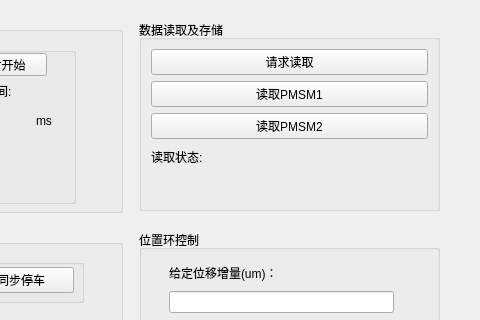
This is mainwindow.ui in whitekiteoversea/PCSyncController as Qt 5 draws it before an edit; both pictures show x 661 to 1141 and y 0 to 320 of the 1141 by 861 pixel window. The edited form follows.
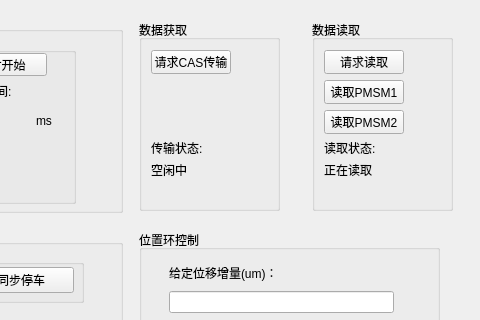
This is the edited form. Custom widgets are drawn as their Qt base class.

```diff
--- a/mainwindow.ui
+++ b/mainwindow.ui
@@ -503,80 +503,6 @@
      </layout>
     </widget>
    </widget>
-   <widget class="QGroupBox" name="groupBox_7">
-    <property name="geometry">
-     <rect>
-      <x>800</x>
-      <y>20</y>
-      <width>301</width>
-      <height>191</height>
-     </rect>
-    </property>
-    <property name="sizePolicy">
-     <sizepolicy hsizetype="Expanding" vsizetype="Expanding">
-      <horstretch>0</horstretch>
-      <verstretch>0</verstretch>
-     </sizepolicy>
-    </property>
-    <property name="minimumSize">
-     <size>
-      <width>141</width>
-      <height>151</height>
-     </size>
-    </property>
-    <property name="title">
-     <string>数据读取及存储</string>
-    </property>
-    <layout class="QVBoxLayout" name="verticalLayout_3">
-     <item>
-      <widget class="QPushButton" name="pushButton_6">
-       <property name="text">
-        <string>请求读取</string>
-       </property>
-      </widget>
-     </item>
-     <item>
-      <widget class="QPushButton" name="StorePMSM1">
-       <property name="text">
-        <string>读取PMSM1</string>
-       </property>
-      </widget>
-     </item>
-     <item>
-      <widget class="QPushButton" name="StorePMSM2">
-       <property name="text">
-        <string>读取PMSM2</string>
-       </property>
-      </widget>
-     </item>
-     <item>
-      <widget class="QLabel" name="label_30">
-       <property name="sizePolicy">
-        <sizepolicy hsizetype="Fixed" vsizetype="Preferred">
-         <horstretch>0</horstretch>
-         <verstretch>0</verstretch>
-        </sizepolicy>
-       </property>
-       <property name="text">
-        <string>读取状态:</string>
-       </property>
-      </widget>
-     </item>
-     <item>
-      <widget class="QLabel" name="label_29">
-       <property name="sizePolicy">
-        <sizepolicy hsizetype="Fixed" vsizetype="Preferred">
-         <horstretch>0</horstretch>
-         <verstretch>0</verstretch>
-        </sizepolicy>
-       </property>
-       <property name="text">
-        <string/>
-       </property>
-      </widget>
-     </item>
-    </layout>
-   </widget>
    <widget class="QGroupBox" name="groupBox_8">
     <property name="geometry">
      <rect>
@@ -925,6 +851,235 @@
      </property>
     </widget>
    </widget>
+   <widget class="QWidget" name="">
+    <property name="geometry">
+     <rect>
+      <x>800</x>
+      <y>20</y>
+      <width>314</width>
+      <height>191</height>
+     </rect>
+    </property>
+    <layout class="QHBoxLayout" name="horizontalLayout">
+     <item>
+      <widget class="QGroupBox" name="groupBox_7">
+       <property name="sizePolicy">
+        <sizepolicy hsizetype="Expanding" vsizetype="Expanding">
+         <horstretch>0</horstretch>
+         <verstretch>0</verstretch>
+        </sizepolicy>
+       </property>
+       <property name="minimumSize">
+        <size>
+         <width>141</width>
+         <height>151</height>
+        </size>
+       </property>
+       <property name="title">
+        <string>数据获取</string>
+       </property>
+       <widget class="QPushButton" name="readCAS">
+        <property name="geometry">
+         <rect>
+          <x>12</x>
+          <y>30</y>
+          <width>80</width>
+          <height>24</height>
+         </rect>
+        </property>
+        <property name="text">
+         <string>请求CAS传输</string>
+        </property>
+       </widget>
+       <widget class="QLabel" name="CASUploadStatus">
+        <property name="geometry">
+         <rect>
+          <x>12</x>
+          <y>142</y>
+          <width>51</width>
+          <height>16</height>
+         </rect>
+        </property>
+        <property name="sizePolicy">
+         <sizepolicy hsizetype="Fixed" vsizetype="Preferred">
+          <horstretch>0</horstretch>
+          <verstretch>0</verstretch>
+         </sizepolicy>
+        </property>
+        <property name="text">
+         <string>空闲中</string>
+        </property>
+       </widget>
+       <widget class="QLabel" name="label_29">
+        <property name="geometry">
+         <rect>
+          <x>12</x>
+          <y>164</y>
+          <width>16</width>
+          <height>16</height>
+         </rect>
+        </property>
+        <property name="sizePolicy">
+         <sizepolicy hsizetype="Fixed" vsizetype="Preferred">
+          <horstretch>0</horstretch>
+          <verstretch>0</verstretch>
+         </sizepolicy>
+        </property>
+        <property name="text">
+         <string/>
+        </property>
+       </widget>
+       <widget class="QLabel" name="label_35">
+        <property name="geometry">
+         <rect>
+          <x>12</x>
+          <y>120</y>
+          <width>51</width>
+          <height>16</height>
+         </rect>
+        </property>
+        <property name="sizePolicy">
+         <sizepolicy hsizetype="Fixed" vsizetype="Preferred">
+          <horstretch>0</horstretch>
+          <verstretch>0</verstretch>
+         </sizepolicy>
+        </property>
+        <property name="text">
+         <string>传输状态:</string>
+        </property>
+       </widget>
+      </widget>
+     </item>
+     <item>
+      <spacer name="horizontalSpacer_5">
+       <property name="orientation">
+        <enum>Qt::Horizontal</enum>
+       </property>
+       <property name="sizeHint" stdset="0">
+        <size>
+         <width>18</width>
+         <height>20</height>
+        </size>
+       </property>
+      </spacer>
+     </item>
+     <item>
+      <widget class="QGroupBox" name="groupBox_11">
+       <property name="sizePolicy">
+        <sizepolicy hsizetype="Expanding" vsizetype="Expanding">
+         <horstretch>0</horstretch>
+         <verstretch>0</verstretch>
+        </sizepolicy>
+       </property>
+       <property name="minimumSize">
+        <size>
+         <width>141</width>
+         <height>151</height>
+        </size>
+       </property>
+       <property name="title">
+        <string>数据读取</string>
+       </property>
+       <widget class="QPushButton" name="readFile">
+        <property name="geometry">
+         <rect>
+          <x>12</x>
+          <y>30</y>
+          <width>80</width>
+          <height>24</height>
+         </rect>
+        </property>
+        <property name="text">
+         <string>请求读取</string>
+        </property>
+       </widget>
+       <widget class="QPushButton" name="StorePMSM1">
+        <property name="geometry">
+         <rect>
+          <x>12</x>
+          <y>60</y>
+          <width>80</width>
+          <height>24</height>
+         </rect>
+        </property>
+        <property name="text">
+         <string>读取PMSM1</string>
+        </property>
+       </widget>
+       <widget class="QPushButton" name="StorePMSM2">
+        <property name="geometry">
+         <rect>
+          <x>12</x>
+          <y>90</y>
+          <width>80</width>
+          <height>24</height>
+         </rect>
+        </property>
+        <property name="text">
+         <string>读取PMSM2</string>
+        </property>
+       </widget>
+       <widget class="QLabel" name="label_36">
+        <property name="geometry">
+         <rect>
+          <x>12</x>
+          <y>142</y>
+          <width>51</width>
+          <height>16</height>
+         </rect>
+        </property>
+        <property name="sizePolicy">
+         <sizepolicy hsizetype="Fixed" vsizetype="Preferred">
+          <horstretch>0</horstretch>
+          <verstretch>0</verstretch>
+         </sizepolicy>
+        </property>
+        <property name="text">
+         <string>正在读取</string>
+        </property>
+       </widget>
+       <widget class="QLabel" name="label_37">
+        <property name="geometry">
+         <rect>
+          <x>12</x>
+          <y>164</y>
+          <width>16</width>
+          <height>16</height>
+         </rect>
+        </property>
+        <property name="sizePolicy">
+         <sizepolicy hsizetype="Fixed" vsizetype="Preferred">
+          <horstretch>0</horstretch>
+          <verstretch>0</verstretch>
+         </sizepolicy>
+        </property>
+        <property name="text">
+         <string/>
+        </property>
+       </widget>
+       <widget class="QLabel" name="label_38">
+        <property name="geometry">
+         <rect>
+          <x>12</x>
+          <y>120</y>
+          <width>51</width>
+          <height>16</height>
+         </rect>
+        </property>
+        <property name="sizePolicy">
+         <sizepolicy hsizetype="Fixed" vsizetype="Preferred">
+          <horstretch>0</horstretch>
+          <verstretch>0</verstretch>
+         </sizepolicy>
+        </property>
+        <property name="text">
+         <string>读取状态:</string>
+        </property>
+       </widget>
+      </widget>
+     </item>
+    </layout>
+   </widget>
   </widget>
   <widget class="QMenuBar" name="menubar">
    <property name="geometry">
```
Left out of the diff: 4 changed lines with no effect on the pictures.
